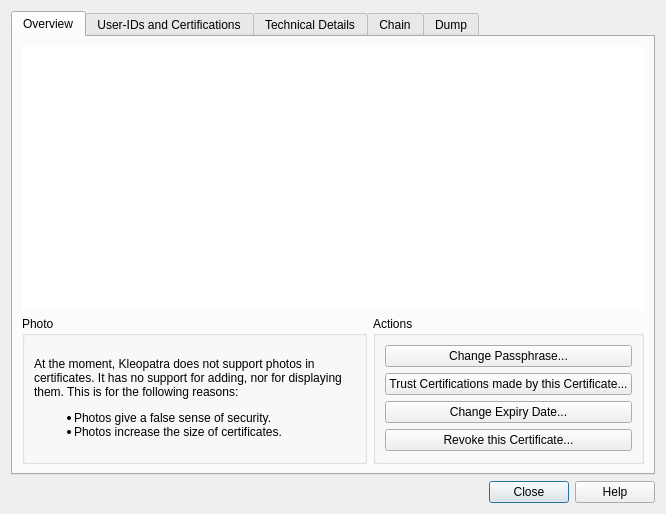
First picture: the form in dialogs/certificatedetailsdialog.ui, repository sensama/kleopatra, before the edit.
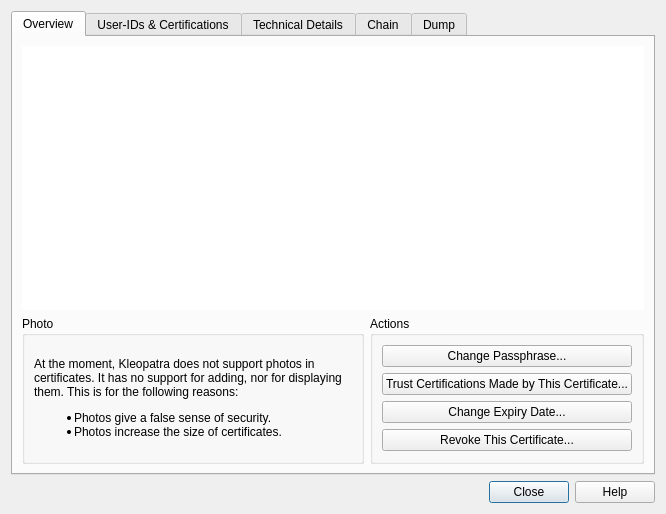
Second picture: the form after the edit. Custom widgets are drawn as their Qt base class.

Diff of the .ui file:
```diff
--- a/dialogs/certificatedetailsdialog.ui
+++ b/dialogs/certificatedetailsdialog.ui
@@ -47,7 +47,7 @@
           <item>
            <widget class="QPushButton" name="changeTrustLevelPB" >
             <property name="text" >
-             <string>Trust Certifications made by this Certificate...</string>
+             <string>Trust Certifications Made by This Certificate...</string>
             </property>
             <property name="autoDefault" >
              <bool>false</bool>
@@ -67,7 +67,7 @@
           <item>
            <widget class="QPushButton" name="revokeCertificatePB" >
             <property name="text" >
-             <string>Revoke this Certificate...</string>
+             <string>Revoke This Certificate...</string>
             </property>
             <property name="autoDefault" >
              <bool>false</bool>
@@ -150,7 +150,7 @@
        </rect>
       </property>
       <attribute name="title" >
-       <string>User-IDs and Certifications</string>
+       <string>User-IDs &amp;&amp; Certifications</string>
       </attribute>
       <layout class="QVBoxLayout" name="verticalLayout_6" >
        <item>
```
